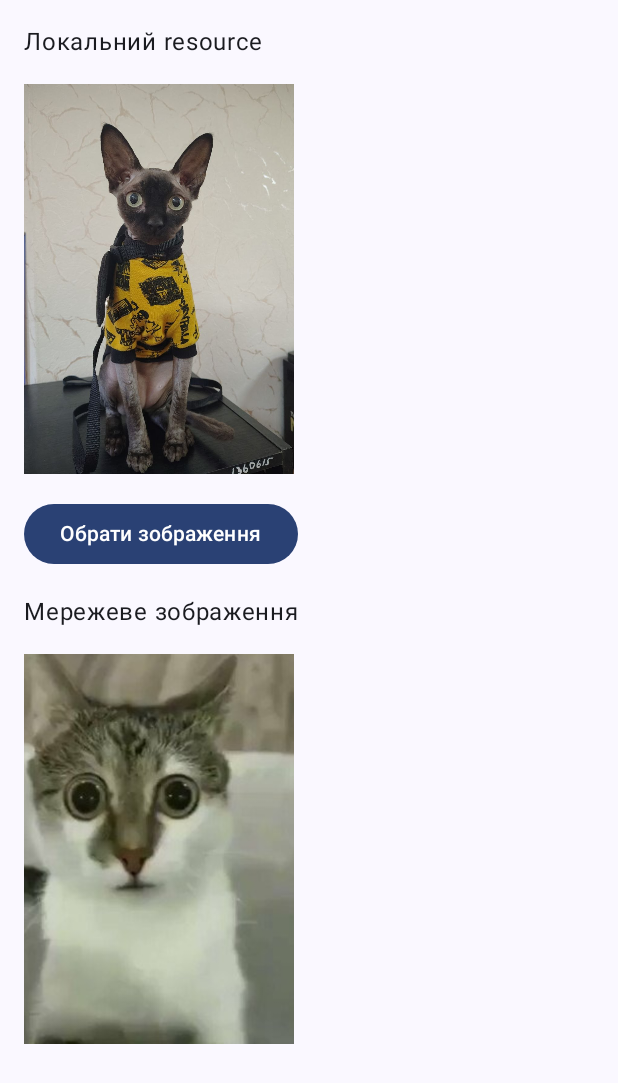
After one commit to YaroslavKrivoy/mobile-kotlin-as, an Android app built with Jetpack Compose: the composable BookImageDemo shown on its own in the app's theme, on a phone screen of 412 x 824 dp. The commit adds this screen. Shown: the top 1083 px of the screen. Run offline under Robolectric (Android 15) with nearby library versions, the phone set to English and light mode, and no system bars; pictures from the network do not load.

Commit message:
Add local and network image loading

```diff
--- a/android_project/app/build.gradle.kts
+++ b/android_project/app/build.gradle.kts
@@ -55,6 +55,8 @@ dependencies {
     implementation(libs.retrofit)
     implementation(libs.retrofit.kotlinx.serialization)
     implementation(libs.kotlinx.serialization.json)
+    implementation(libs.coil.compose)
+    implementation(libs.coil.network.okhttp)
     ksp(libs.androidx.room3.compiler)
     implementation(libs.androidx.sqlite.framework)
     testImplementation(libs.junit)
--- /dev/null
+++ b/android_project/app/src/main/java/com/example/kryvyi/android_project/ui/components/BookImageDemo.kt
@@ -0,0 +1,95 @@
+package com.example.kryvyi.android_project.ui.components
+
+import android.net.Uri
+import androidx.activity.compose.rememberLauncherForActivityResult
+import androidx.activity.result.PickVisualMediaRequest
+import androidx.activity.result.contract.ActivityResultContracts
+import androidx.compose.foundation.Image
+import androidx.compose.foundation.layout.Arrangement
+import androidx.compose.foundation.layout.Column
+import androidx.compose.foundation.layout.height
+import androidx.compose.foundation.layout.padding
+import androidx.compose.foundation.layout.width
+import androidx.compose.material3.Button
+import androidx.compose.material3.Text
+import androidx.compose.runtime.Composable
+import androidx.compose.runtime.getValue
+import androidx.compose.runtime.mutableStateOf
+import androidx.compose.runtime.remember
+import androidx.compose.runtime.setValue
+import androidx.compose.ui.Modifier
+import androidx.compose.ui.layout.ContentScale
+import androidx.compose.ui.res.painterResource
+import androidx.compose.ui.unit.dp
+import coil3.compose.AsyncImage
+import com.example.kryvyi.android_project.R
+
+private const val NETWORK_COVER_URL = "https://www.gutenberg.org/cache/epub/1342/pg1342.cover.medium.jpg"
+
+@Composable
+fun BookImageDemo(
+    modifier: Modifier = Modifier
+) {
+
+    var selectedImageUri by remember { mutableStateOf<Uri?>(null) }
+
+    val photoPickerLauncher = rememberLauncherForActivityResult(
+        contract = ActivityResultContracts.PickVisualMedia()
+    ) { uri ->
+        if (uri != null) {
+            selectedImageUri = uri
+        }
+    }
+
+    Column(
+        modifier = modifier.padding(16.dp),
+        verticalArrangement = Arrangement.spacedBy(16.dp)
+    ) {
+
+        Text("Локальний resource")
+
+        Image(
+            painter = painterResource(R.drawable.book_cover_local),
+            contentDescription = "Локальна обкладинка",
+            modifier = Modifier.width(180.dp).height(260.dp),
+            contentScale = ContentScale.Crop
+        )
+
+        Button(
+            onClick = {
+                photoPickerLauncher.launch(
+                    PickVisualMediaRequest(
+                        ActivityResultContracts.PickVisualMedia.ImageOnly
+                    )
+                )
+            }
+        ) {
+            Text("Обрати зображення")
+        }
+
+        selectedImageUri?.let { uri ->
+            AsyncImage(
+                model = uri,
+                contentDescription = "Обране зображення",
+                modifier = Modifier
+                    .width(180.dp)
+                    .height(260.dp),
+                contentScale = ContentScale.Crop
+            )
+        }
+
+        Text("Мережеве зображення")
+
+        AsyncImage(
+            model = NETWORK_COVER_URL,
+            contentDescription = "Pride and Prejudice",
+            placeholder = painterResource(R.drawable.book_loading),
+            error = painterResource(R.drawable.book_error),
+            modifier = Modifier
+                .width(180.dp)
+                .height(260.dp),
+            contentScale = ContentScale.Crop
+        )
+
+    }
+}
--- a/android_project/gradle/libs.versions.toml
+++ b/android_project/gradle/libs.versions.toml
@@ -16,6 +16,7 @@ sqlite = "2.7.1"
 ksp = "2.3.12"
 retrofit = "3.0.0"
 serializationJson = "1.12.0"
+coil = "3.6.3"
 
 
 [libraries]
@@ -44,6 +45,8 @@ androidx-sqlite-framework = { module = "androidx.sqlite:sqlite-framework", versi
 retrofit = { module = "com.squareup.retrofit2:retrofit", version.ref = "retrofit" }
 retrofit-kotlinx-serialization = { module = "com.squareup.retrofit2:converter-kotlinx-serialization", version.ref = "retrofit" }
 kotlinx-serialization-json = { module = "org.jetbrains.kotlinx:kotlinx-serialization-json", version.ref = "serializationJson" }
+coil-compose = { module = "io.coil-kt.coil3:coil-compose", version.ref = "coil" }
+coil-network-okhttp = { module = "io.coil-kt.coil3:coil-network-okhttp", version.ref = "coil" }
 
 
 [plugins]
```
Also changed, not shown: android_project/app/src/main/java/com/example/kryvyi/android_project/ui/screens/BookDetailsScreen.kt (+12 -1 lines), android_project/app/src/main/res/drawable/book_cover_local.jpg (added), android_project/app/src/main/res/drawable/book_error.jpg (added), android_project/app/src/main/res/drawable/book_loading.jpg (added).
